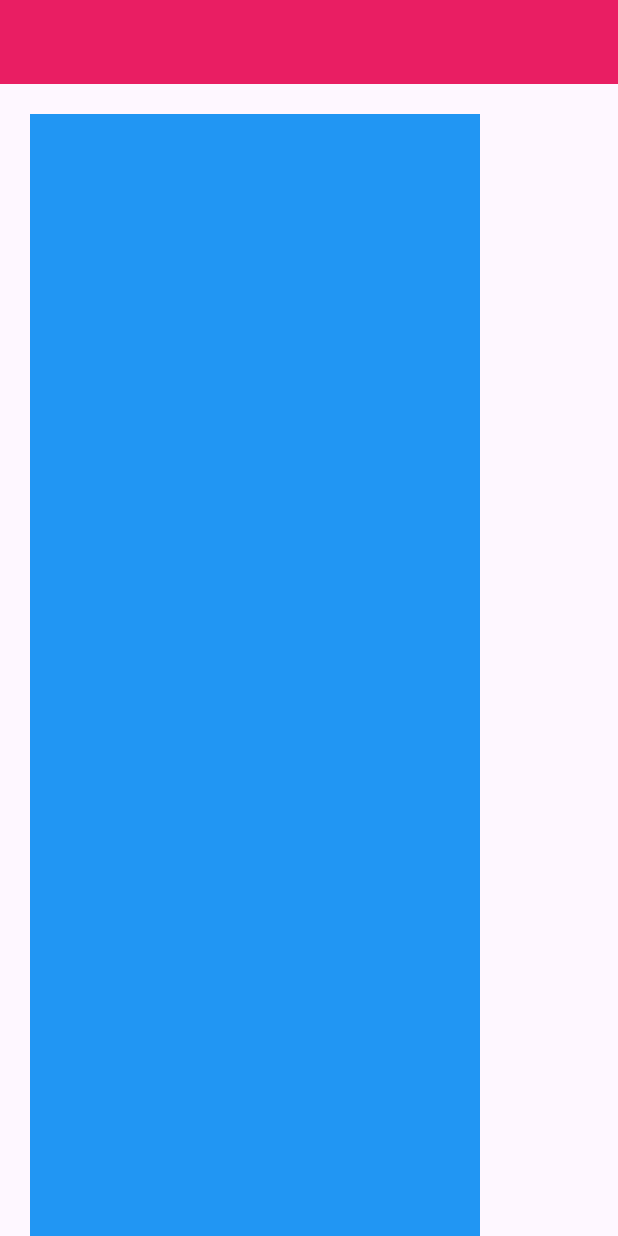
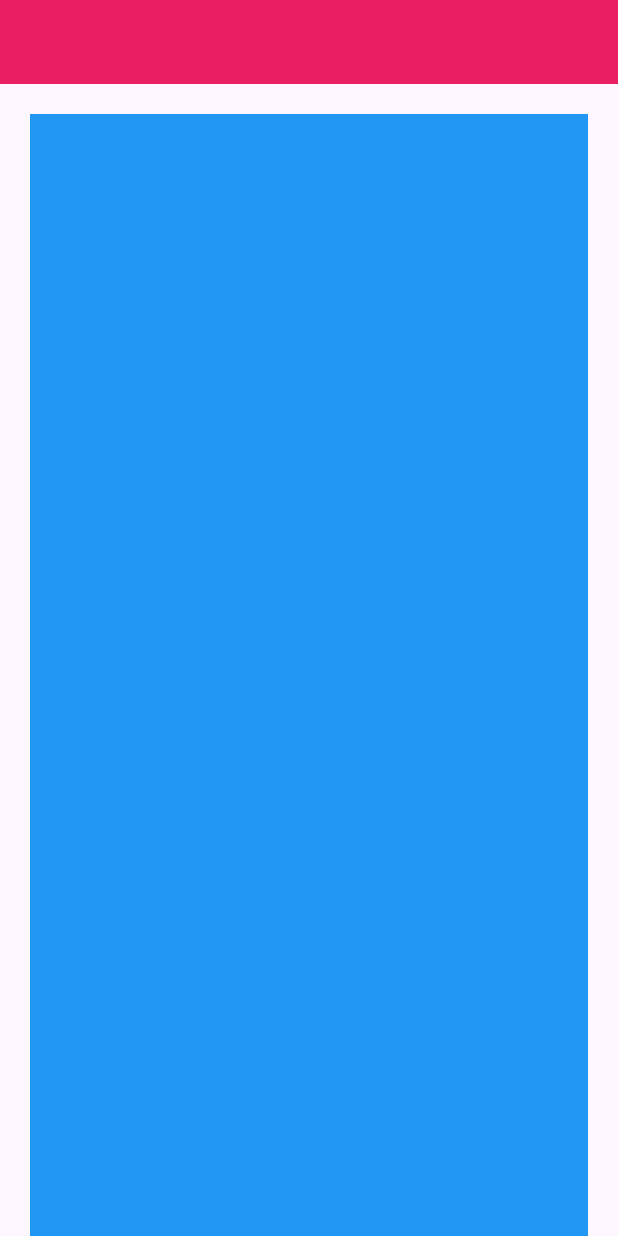
Before and after one commit to RomanEnglishman/project, a Flutter app: the screen it shows after launch, on a phone screen of 412 x 824 dp. Run offline on Flutter 3.47's test engine with Material 3 defaults, Android fonts, the phone set to English and light mode, and no system bars.

Commit message:
Update main.dart

```diff
--- a/lib/main.dart
+++ b/lib/main.dart
@@ -27,7 +27,7 @@ class _MyAppState extends State<MyApp> {
                 color: Colors.blue,
                 padding: EdgeInsets.all(35),
                 margin: EdgeInsets.all(20),
-                width: 300,
+                width: 3200,
                 height: 2200,
               )
             ],
```
